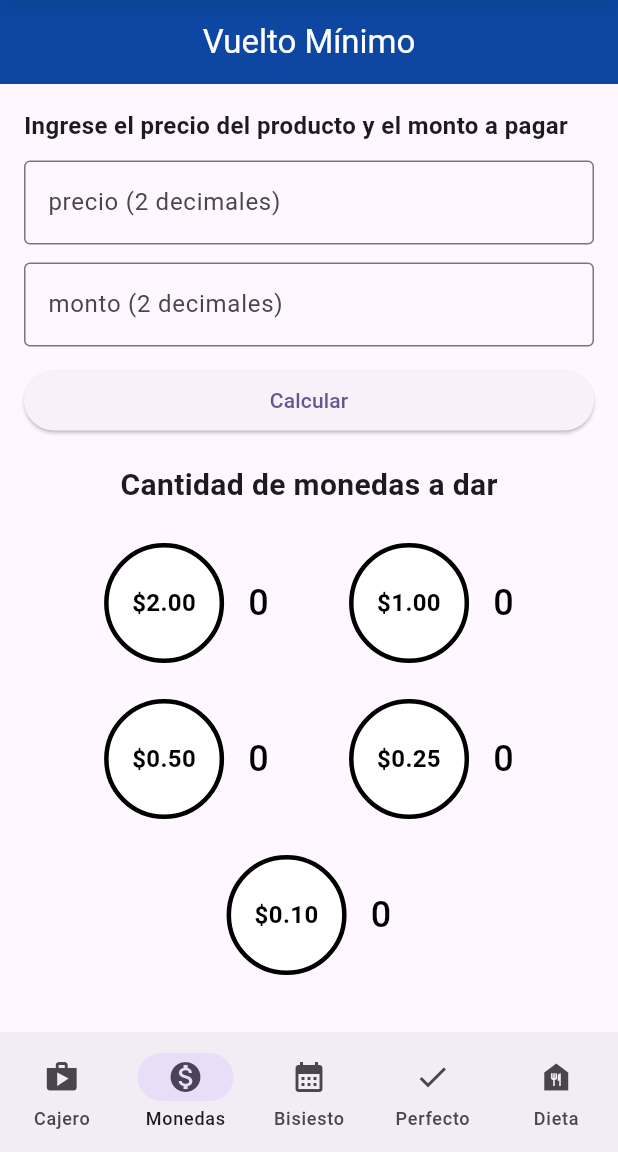
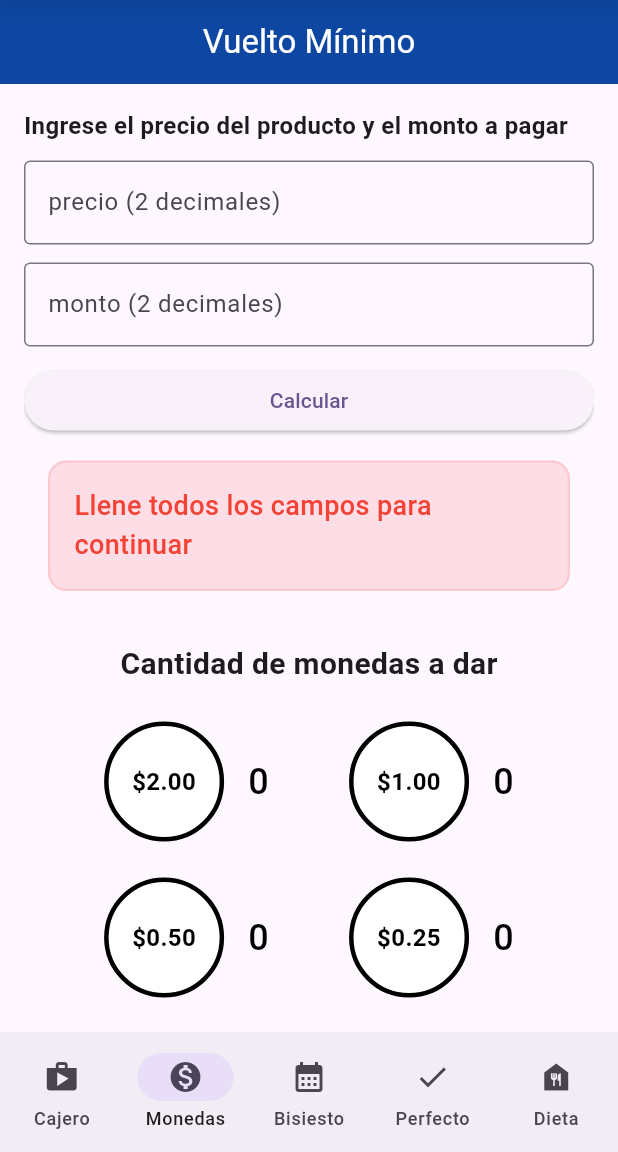
Before and after one commit to vieerr/multipurpose-app, a Flutter app: the screen it shows after launch, item 2 of the bottom bar chosen, after a tap on "Calcular", on a phone screen of 412 x 824 dp, the part 84-1236 px from its top. Run offline on Flutter 3.47's test engine with Material 3 defaults, Android fonts, the light colour scheme and no system bars.

Commit message:
refactor(coins): 💡 implement MVC pattern and Atomic Design
added some error cases when using the feature

```diff
--- /dev/null
+++ b/lib/coins/controller/vuelto_controller.dart
@@ -0,0 +1,40 @@
+import '../model/vuelto_model.dart';
+
+class VueltoController{
+  (List<int>, String) calcularCambio(String precioProd, String montoUsr) {
+    // verificar que los campos estén llenados
+    if(precioProd.isEmpty || montoUsr.isEmpty) {
+      return (List.filled(5, 0), "Llene todos los campos para continuar");
+    }
+
+    final precio = double.tryParse(precioProd);
+    final monto = double.tryParse(montoUsr);
+
+    // verificar que sean valores double
+    if(precio == null || monto == null) {
+      return (List.filled(5, 0), "Ingrese un valor numérico");
+    }
+
+    // verificar que no hayan valores negativos
+    if(monto < 0 || precio < 0) {
+      return (List.filled(5, 0), "¡No pueden haber valores negativos!");
+    }
+
+    // verificar que el monto sea mayor que el precio
+    if(monto < precio) {
+      return(List.filled(5, 0), "¡El monto ingresado es menor al precio del producto!");
+    }
+
+    // si no hay errores en el ingreso a datos calular el vuelto con el Model
+    final vuelto = VueltoModel(precio, monto);
+    final (monedas, resto) = vuelto.obtenerMonedas();
+
+    // caso especial, si no se pudo dar todo el vuelto
+    if(resto != 0) {
+      return (monedas,"Faltan por dar \$${resto}" );
+    }
+
+    // si se pudo dar todo el vuelto, regresar sin mensaje de error
+    return (monedas, "");
+  }
+}
--- /dev/null
+++ b/lib/coins/model/vuelto_model.dart
@@ -0,0 +1,33 @@
+const MONEDAS = [200,100,50,25,10];
+
+class VueltoModel {
+
+  final double precio;
+  final double monto;
+
+  VueltoModel(this.precio, this.monto);
+
+  (List<int>, double) obtenerMonedas() {
+    int cambio = ((monto - precio) * 100).round();
+
+    var monedasVuelto = [0,0,0,0,0];
+    int resto = cambio;
+
+    int i = 0;
+    while(i<5) {
+      if(resto == 0){
+        break;
+      }
+
+      if((resto - MONEDAS[i]) < 0) {
+        i++;
+        continue;
+      }
+
+      resto -= MONEDAS[i];
+      monedasVuelto[i]++;
+    }
+
+    return (monedasVuelto, resto/100);
+  }
+}
--- a/lib/coins/utils/obtener_vuelto.dart
+++ /dev/null
@@ -1,25 +0,0 @@
-const monedas = [200,100,50,25,10];
-
-(List<int>, double) obtenerMonedas(double precio, double monto) {
-  int cambio = ((monto - precio) * 100).round();
-
-  var monedasVuelto = [0,0,0,0,0];
-  int resto = cambio;
-
-  int i = 0;
-  while(i<5) {
-    if(resto == 0){
-      break;
-    }
-
-    if((resto - monedas[i]) < 0) {
-      i++;
-      continue;
-    }
-
-    resto -= monedas[i];
-    monedasVuelto[i]++;
-  }
-
-  return (monedasVuelto, resto/100);
-}
--- a/lib/coins/view/vuelto_view.dart
+++ b/lib/coins/view/vuelto_view.dart
@@ -1,5 +1,9 @@
 import 'package:flutter/material.dart';
-import 'package:multipurpose_app/coins/utils/obtener_vuelto.dart';
+
+import '../controller/vuelto_controller.dart';
+import '../widgets/input_vuelto.dart';
+import '../widgets/error_message.dart';
+import '../widgets/coin_box.dart';
 
 class VueltoPage extends StatefulWidget {
   @override
@@ -10,44 +14,22 @@ class _VueltoPageState extends State<VueltoPage> {
   // declarar controladores
   final precioCtrl = TextEditingController();
   final montoCtrl = TextEditingController();
+  final vueltoCtrl = VueltoController();
 
-  // declarar varaibles
+  // declarar variables
   var monedas_vuelto = [0,0,0,0,0];
-  double resto = 0;
   String msgError = "";
 
   // metodo para calcular el vuelto
-  void calcularVuelto() {
-    // convertir los textos ingresados
-    final precio = double.tryParse(precioCtrl.text) ?? 0;
-    final monto = double.tryParse(montoCtrl.text) ?? 0;
+  void _calcularVuelto() {
 
-    // establecer valores por defecto a variables
-    monedas_vuelto.fillRange(0, monedas_vuelto.length, 0);
-    msgError = "";
+    // Obtener valores usando el controllador
+    final (monVuel, err) = vueltoCtrl.calcularCambio(precioCtrl.text, montoCtrl.text);
 
+    // actualizar el estado según los valores
     setState(() {
-      // parar si hay valores negativos
-      if(monto < 0 || precio < 0) {
-        msgError = "¡No pueden haber valores negativos!";
-        return;
-      }
-
-      // parar si el monto dado es menor al precio
-      if(monto < precio) {
-        msgError = "¡El monto ingresado es menor al precio del producto!";
-        return;
-      }
-
-      // llamar a la función con el algoritmo
-      final (monVuel, res) = obtenerMonedas(precio, monto);
       monedas_vuelto = monVuel;
-      resto = res;
-
-      // caso especial, si no se pudo dar todo el vuelto
-      if(res != 0) {
-        msgError = "Faltan por dar \$${res}";
-      }
+      msgError = err;
     });
   }
 
@@ -76,30 +58,16 @@ class _VueltoPageState extends State<VueltoPage> {
 
               SizedBox(height: 12,),
 
-              TextField(
-                controller: precioCtrl,
-                keyboardType: TextInputType.number,
-                decoration: InputDecoration(
-                  labelText: "precio (2 decimales)",
-                  border: OutlineInputBorder(),
-                ),
-              ),
+              InputVuelto(ctrl: precioCtrl, label: "precio (2 decimales)"),
 
               SizedBox(height: 12,),
 
-              TextField(
-                controller: montoCtrl,
-                keyboardType: TextInputType.number,
-                decoration: InputDecoration(
-                  labelText: "monto (2 decimales)",
-                  border: OutlineInputBorder(),
-                ),
-              ),
+              InputVuelto(ctrl: montoCtrl, label: "monto (2 decimales)"),
 
               SizedBox(height: 12,),
 
               ElevatedButton(
-                  onPressed: calcularVuelto,
+                  onPressed: _calcularVuelto,
                   child: Text("Calcular")
               ),
 
@@ -107,38 +75,7 @@ class _VueltoPageState extends State<VueltoPage> {
 
               SizedBox(height: 18,),
 
-              Center(
-                child: Text(
-                  "Cantidad de monedas a dar",
-                  style: TextStyle(fontSize: 20, fontWeight: FontWeight.bold),
-                ),
-              ),
-
-              SizedBox(height: 24,),
-
-              Row(
-                mainAxisAlignment: MainAxisAlignment.spaceEvenly,
-                children: [
-                  CoinDisplay(coinValue: "\$2.00", value: monedas_vuelto[0]),
-                  CoinDisplay(coinValue: "\$1.00", value: monedas_vuelto[1]),
-                ],
-              ),
-
-              SizedBox(height: 24,),
-
-              Row(
-                mainAxisAlignment: MainAxisAlignment.spaceEvenly,
-                children: [
-                  CoinDisplay(coinValue: "\$0.50", value: monedas_vuelto[2]),
-                  CoinDisplay(coinValue: "\$0.25", value: monedas_vuelto[3]),
-                ],
-              ),
-
-              SizedBox(height: 24,),
-
-              Center(
-                child: CoinDisplay(coinValue: "\$0.10", value: monedas_vuelto[4]),
-              ),
+              CoinBox(monedas_vuelto: monedas_vuelto),
             ],
           ),
         ),
@@ -146,107 +83,3 @@ class _VueltoPageState extends State<VueltoPage> {
     );
   }
 }
-
-
-class CoinDisplay extends StatelessWidget {
-  final String coinValue;
-  final int value;
-
-  CoinDisplay({
-    super.key,
-    required this.coinValue,
-    required this.value
-  });
-
-  @override
-  Widget build(BuildContext context) {
-    return Row(
-      mainAxisSize: MainAxisSize.min,
-      children: [
-        // Contenedor en forma de círculo
-        Container(
-          width: 80,
-          height: 80,
-          decoration: BoxDecoration(
-            shape: BoxShape.circle,
-            color: Colors.white,
-            border: Border.all(
-              color: Colors.black,
-              width: 3,
-            ),
-          ),
-          child: Center(
-            child: Text(
-              coinValue,
-              style: TextStyle(
-                fontWeight: FontWeight.bold,
-                fontSize: 16,
-                color: Colors.black,
-              ),
-              textAlign: TextAlign.center,
-            ),
-          ),
-        ),
-        SizedBox(width: 16),
-
-        // Valor de las monedas a dar
-        Text(
-          "$value",
-          style: TextStyle(
-            fontSize: 24,
-            fontWeight: FontWeight.w500,
-            color: value !=0 ? Colors.amber[800] : Colors.black,
-          ),
-        ),
-      ],
-    );
-  }
-}
-
-class ErrorMessage extends StatelessWidget {
-  final String? errorText;
-
-  const ErrorMessage({
-    super.key,
-    this.errorText,
-  });
-
-  @override
-  Widget build(BuildContext context) {
-    if (errorText == null || errorText!.isEmpty) {
-      return const SizedBox.shrink();
-    }
-
-    return Padding(
-      padding: const EdgeInsets.all(16),
-      child: Container(
-        decoration: BoxDecoration(
-          color: Color.fromRGBO(255, 0, 0, 0.1),
-          borderRadius: BorderRadius.circular(12),
-          border: Border.all(
-            color: Color.fromRGBO(255, 0, 0, 0.1),
-            width: 1.5,
-          ),
-        ),
-        child: Padding(
-          padding: const EdgeInsets.all(16),
-          child: Row(
-            children: [
-              Expanded(
-                child: Text(
-                  errorText!,
-                  style: const TextStyle(
-                    color: Colors.red,
-                    fontSize: 18,
-                    fontWeight: FontWeight.w500,
-                  ),
-                  textAlign: TextAlign.start,
-                ),
-              ),
-            ],
-          ),
-        ),
-      ),
-    );
-  }
-}
--- /dev/null
+++ b/lib/coins/widgets/coin_box.dart
@@ -0,0 +1,49 @@
+import 'package:flutter/material.dart';
+
+import 'coin_display.dart';
+
+class CoinBox extends StatelessWidget {
+  final List<int> monedas_vuelto;
+
+  const CoinBox({super.key, required this.monedas_vuelto});
+
+  @override
+  Widget build(BuildContext context) {
+    return Column(
+      children: [
+        Center(
+          child: Text(
+            "Cantidad de monedas a dar",
+            style: TextStyle(fontSize: 20, fontWeight: FontWeight.bold),
+          ),
+        ),
+
+        SizedBox(height: 24,),
+
+        Row(
+          mainAxisAlignment: MainAxisAlignment.spaceEvenly,
+          children: [
+            CoinDisplay(coinValue: "\$2.00", value: monedas_vuelto[0]),
+            CoinDisplay(coinValue: "\$1.00", value: monedas_vuelto[1]),
+          ],
+        ),
+
+        SizedBox(height: 24,),
+
+        Row(
+          mainAxisAlignment: MainAxisAlignment.spaceEvenly,
+          children: [
+            CoinDisplay(coinValue: "\$0.50", value: monedas_vuelto[2]),
+            CoinDisplay(coinValue: "\$0.25", value: monedas_vuelto[3]),
+          ],
+        ),
+
+        SizedBox(height: 24,),
+
+        Center(
+          child: CoinDisplay(coinValue: "\$0.10", value: monedas_vuelto[4]),
+        ),
+      ],
+    );
+  }
+}
--- /dev/null
+++ b/lib/coins/widgets/coin_display.dart
@@ -0,0 +1,56 @@
+import 'package:flutter/material.dart';
+
+class CoinDisplay extends StatelessWidget {
+  final String coinValue;
+  final int value;
+
+  CoinDisplay({
+    super.key,
+    required this.coinValue,
+    required this.value
+  });
+
+  @override
+  Widget build(BuildContext context) {
+    return Row(
+      mainAxisSize: MainAxisSize.min,
+      children: [
+        // Contenedor en forma de círculo
+        Container(
+          width: 80,
+          height: 80,
+          decoration: BoxDecoration(
+            shape: BoxShape.circle,
+            color: Colors.white,
+            border: Border.all(
+              color: Colors.black,
+              width: 3,
+            ),
+          ),
+          child: Center(
+            child: Text(
+              coinValue,
+              style: TextStyle(
+                fontWeight: FontWeight.bold,
+                fontSize: 16,
+                color: Colors.black,
+              ),
+              textAlign: TextAlign.center,
+            ),
+          ),
+        ),
+        SizedBox(width: 16),
+
+        // Valor de las monedas a dar
+        Text(
+          "$value",
+          style: TextStyle(
+            fontSize: 24,
+            fontWeight: FontWeight.w500,
+            color: value !=0 ? Colors.amber[800] : Colors.black,
+          ),
+        ),
+      ],
+    );
+  }
+}
--- /dev/null
+++ b/lib/coins/widgets/error_message.dart
@@ -0,0 +1,49 @@
+import 'package:flutter/material.dart';
+
+class ErrorMessage extends StatelessWidget {
+  final String? errorText;
+
+  const ErrorMessage({
+    super.key,
+    this.errorText,
+  });
+
+  @override
+  Widget build(BuildContext context) {
+    if (errorText == null || errorText!.isEmpty) {
+      return const SizedBox.shrink();
+    }
+
+    return Padding(
+      padding: const EdgeInsets.all(16),
+      child: Container(
+        decoration: BoxDecoration(
+          color: Color.fromRGBO(255, 0, 0, 0.1),
+          borderRadius: BorderRadius.circular(12),
+          border: Border.all(
+            color: Color.fromRGBO(255, 0, 0, 0.1),
+            width: 1.5,
+          ),
+        ),
+        child: Padding(
+          padding: const EdgeInsets.all(16),
+          child: Row(
+            children: [
+              Expanded(
+                child: Text(
+                  errorText!,
+                  style: const TextStyle(
+                    color: Colors.red,
+                    fontSize: 18,
+                    fontWeight: FontWeight.w500,
+                  ),
+                  textAlign: TextAlign.start,
+                ),
+              ),
+            ],
+          ),
+        ),
+      ),
+    );
+  }
+}
--- /dev/null
+++ b/lib/coins/widgets/input_vuelto.dart
@@ -0,0 +1,24 @@
+import 'package:flutter/material.dart';
+
+class InputVuelto extends StatelessWidget {
+  final TextEditingController ctrl;
+  final String label;
+
+  InputVuelto({
+    super.key,
+    required this.ctrl,
+    required this.label
+  });
+
+  @override
+  Widget build(BuildContext context) {
+    return TextField(
+      controller: ctrl,
+      keyboardType: TextInputType.number,
+      decoration: InputDecoration(
+        labelText: label,
+        border: OutlineInputBorder(),
+      ),
+    );
+  }
+}
```
Also changed, not shown: 3 other files.
